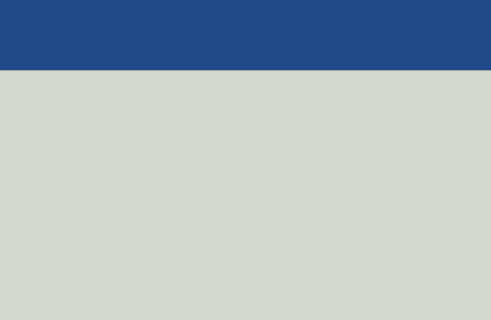
Qt form archivosUi/proyecto.ui (aralco/TallerDeProgramacion) before a commit; both pictures show x 210 to 701 and y 0 to 320 of the 1000 by 650 pixel window.
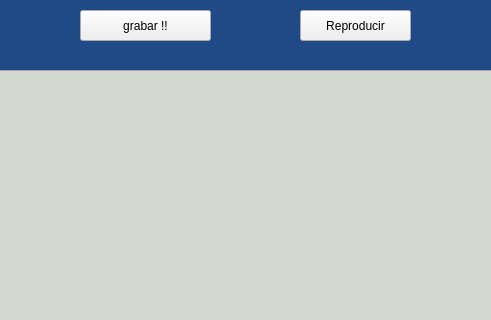
The same form after that commit.

```diff
--- a/archivosUi/proyecto.ui
+++ b/archivosUi/proyecto.ui
@@ -57,6 +57,32 @@
      </property>
     </item>
    </widget>
+   <widget class="QPushButton" name="grabar">
+    <property name="geometry">
+     <rect>
+      <x>290</x>
+      <y>10</y>
+      <width>131</width>
+      <height>31</height>
+     </rect>
+    </property>
+    <property name="text">
+     <string>grabar !!</string>
+    </property>
+   </widget>
+   <widget class="QPushButton" name="reproducir">
+    <property name="geometry">
+     <rect>
+      <x>510</x>
+      <y>10</y>
+      <width>111</width>
+      <height>31</height>
+     </rect>
+    </property>
+    <property name="text">
+     <string>Reproducir</string>
+    </property>
+   </widget>
   </widget>
   <widget class="QMenuBar" name="menubar">
    <property name="geometry">
```
